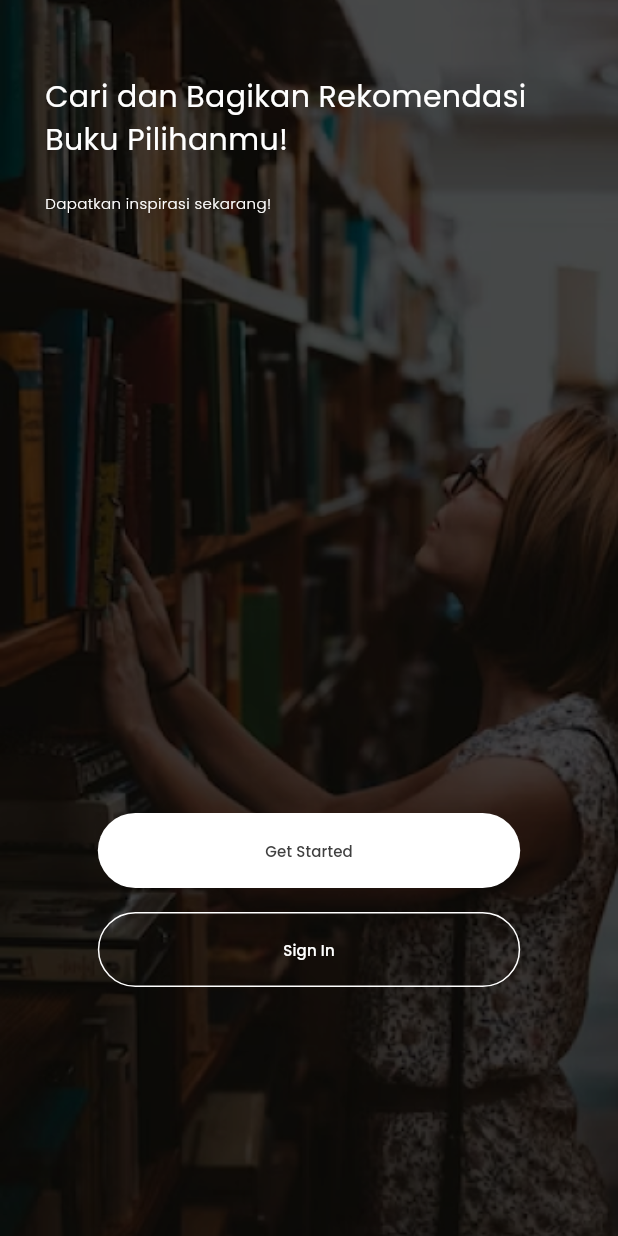
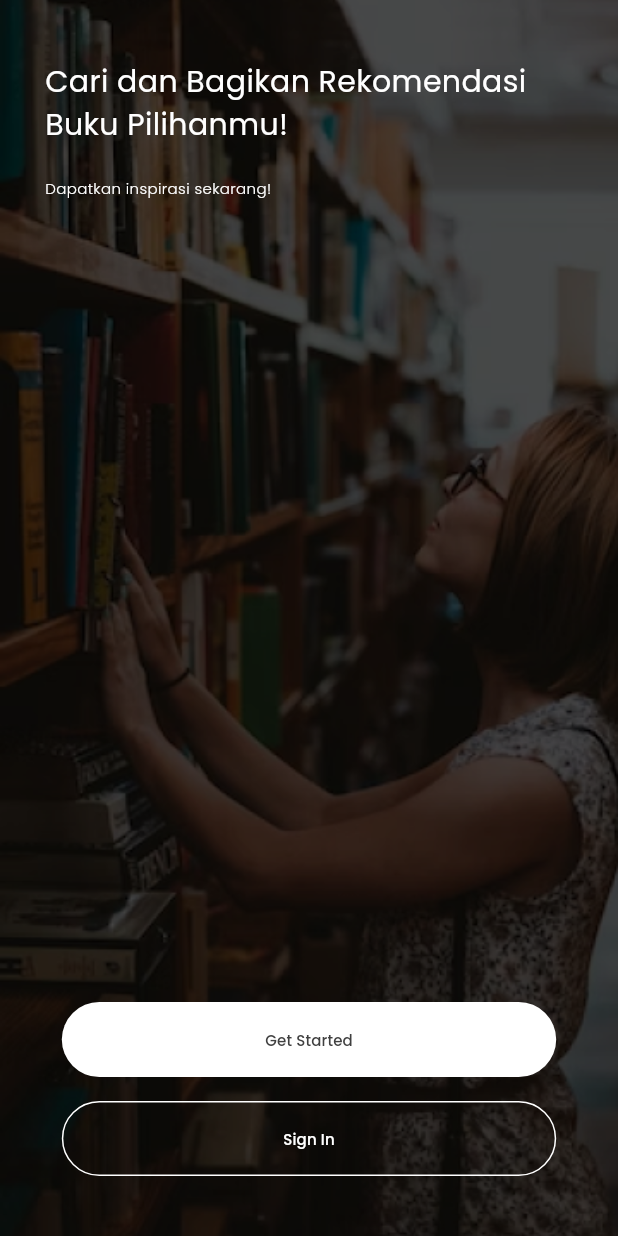
Before and after one commit to miqdadabdillah/Submission-Dicoding-Belajar-Membuat-Aplikasi-Flutter-untuk-Pemula, a Flutter app: the screen it shows after launch, on a phone screen of 412 x 824 dp. Run offline on Flutter 3.47's test engine with Material 3 defaults, Android fonts, the phone set to English and light mode, and no system bars; our stand-ins replace google_fonts.

Commit message:
modified:   lib/pages/started_page.dart

```diff
--- a/lib/pages/started_page.dart
+++ b/lib/pages/started_page.dart
@@ -15,11 +15,15 @@
                   image: AssetImage('assets/bg.png'), fit: BoxFit.cover),
             ),
           ),
-          Padding(
-            padding: const EdgeInsets.only(left: 30, top: 50, right: 30),
-            child: LayoutBuilder(
+          LayoutBuilder(
             builder: (context, constraints) {
-                return Column(
+              return Padding(
+                padding: const EdgeInsets.only(
+                    top: 40, bottom: 40, left: 30, right: 30),
+                child: Column(
+                  mainAxisAlignment: MainAxisAlignment.spaceBetween,
+                  children: [
+                    Column(
                       crossAxisAlignment: CrossAxisAlignment.start,
                       children: [
                         Text(
@@ -37,7 +41,10 @@
                               color: Colors.white,
                               fontWeight: FontWeight.w300),
                         ),
-                    SizedBox(height: constraints.maxWidth > 600 ? 400 : 400),
+                      ],
+                    ),
+                    Column(
+                      children: [
                         Center(
                           child: SizedBox(
                             width: constraints.maxWidth > 600
@@ -54,7 +61,8 @@
                                 'Get Started',
                                 style: GoogleFonts.poppins(
                                     color: const Color(0xff404040),
-                                fontSize: constraints.maxWidth > 600 ? 14 : 10,
+                                    fontSize:
+                                        constraints.maxWidth > 600 ? 14 : 10,
                                     fontWeight: FontWeight.w500),
                               ),
                             ),
@@ -80,13 +88,16 @@
                                     fontSize:
                                         constraints.maxWidth > 600 ? 14 : 10,
                                     fontWeight: FontWeight.w500),
-                            )),
+                              ),
+                            ),
                           ),
                         )
                       ],
+                    ),
+                  ],
+                ),
               );
             },
-            ),
           )
         ],
       ),
```
Lines whose indentation alone changed are shown as unchanged.
